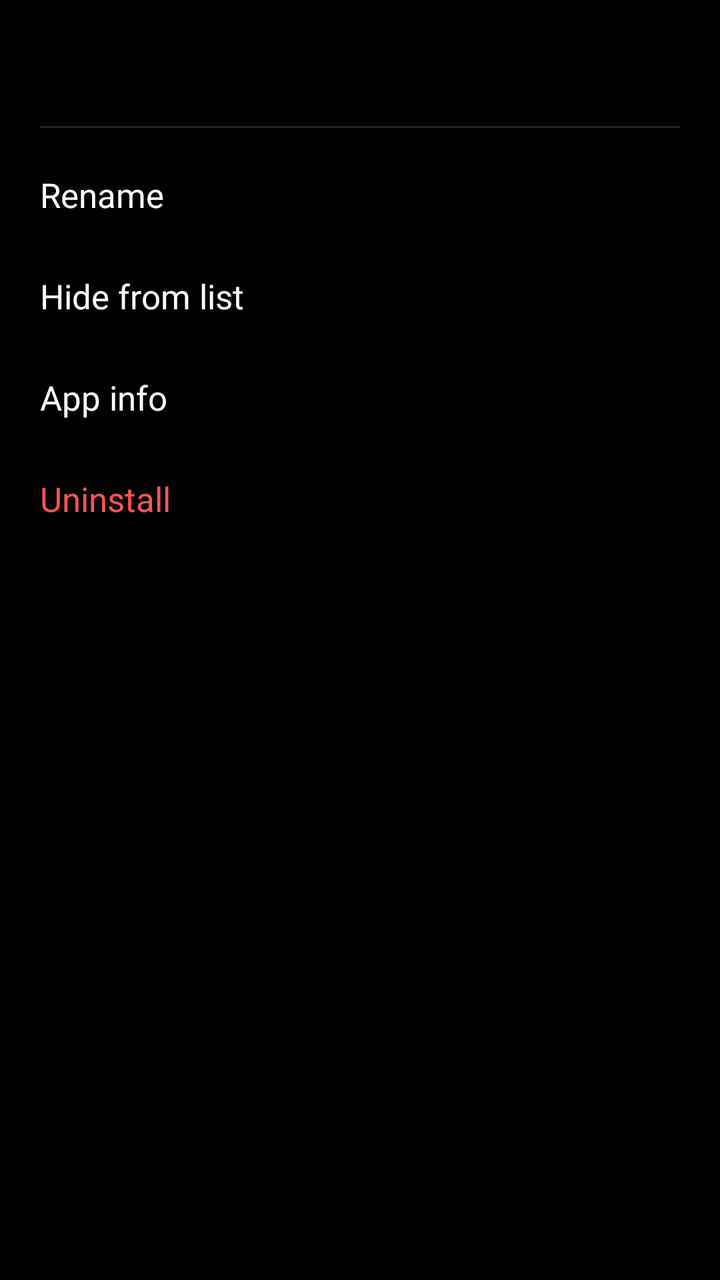
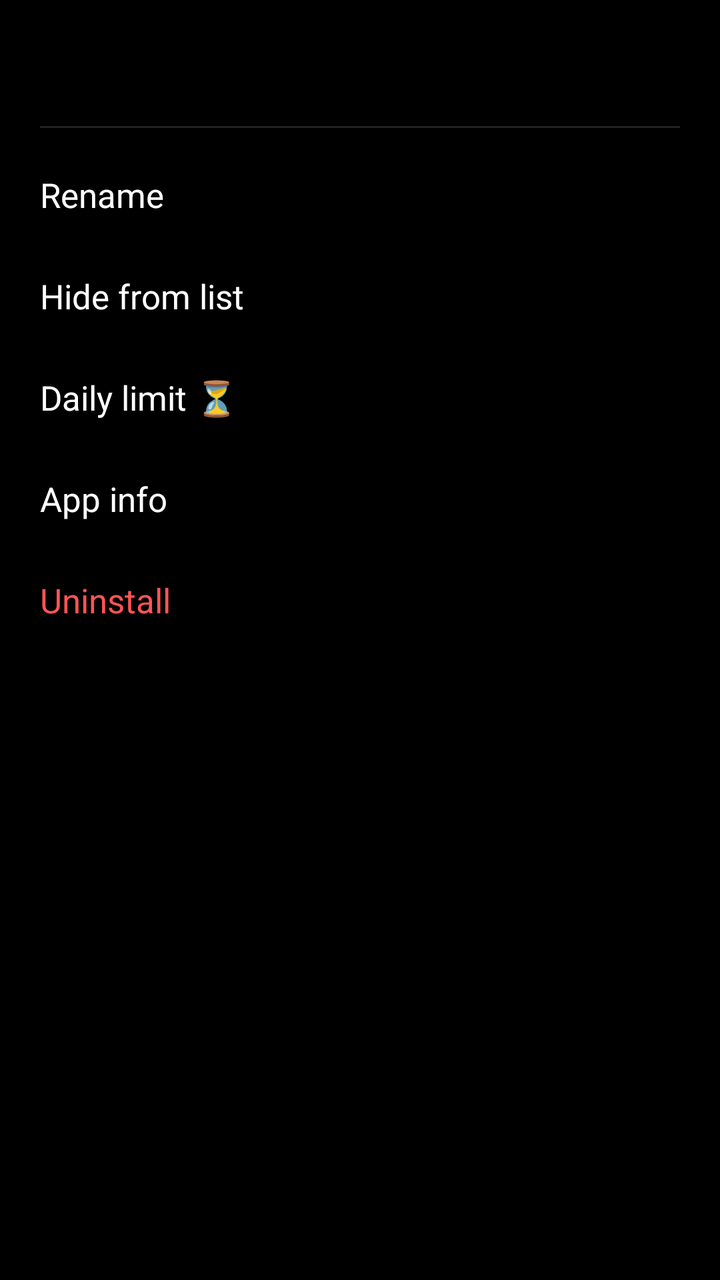

An Android layout rendered at two revisions. The XML below is the earlier revision; the diff shows what the commit changed to produce the second picture.
<!-- AndroidManifest.xml: application theme Theme.MinimalLauncher -->
<!-- res/layout/dialog_app_actions.xml -->
<?xml version="1.0" encoding="utf-8"?>
<LinearLayout xmlns:android="http://schemas.android.com/apk/res/android"
    android:layout_width="match_parent"
    android:layout_height="wrap_content"
    android:background="?attr/launcherBackground"
    android:orientation="vertical"
    android:paddingStart="20dp"
    android:paddingTop="20dp"
    android:paddingEnd="20dp"
    android:paddingBottom="24dp">

    <TextView
        android:id="@+id/tvActionAppTitle"
        android:layout_width="match_parent"
        android:layout_height="wrap_content"
        android:ellipsize="end"
        android:maxLines="1"
        android:paddingBottom="16dp"
        android:textColor="?attr/primaryTextColor"
        android:textSize="20sp"
        android:textStyle="bold" />

    <View
        android:layout_width="match_parent"
        android:layout_height="1dp"
        android:layout_marginBottom="8dp"
        android:background="?attr/dividerColor" />

    <TextView
        android:id="@+id/actionRename"
        android:layout_width="match_parent"
        android:layout_height="wrap_content"
        android:background="?android:attr/selectableItemBackground"
        android:paddingTop="14dp"
        android:paddingBottom="14dp"
        android:text="@string/action_rename"
        android:textColor="?attr/primaryTextColor"
        android:textSize="17sp" />

    <TextView
        android:id="@+id/actionChangeSlot"
        android:layout_width="match_parent"
        android:layout_height="wrap_content"
        android:background="?android:attr/selectableItemBackground"
        android:paddingTop="14dp"
        android:paddingBottom="14dp"
        android:text="Change app"
        android:textColor="?attr/primaryTextColor"
        android:textSize="17sp"
        android:visibility="gone" />

    <TextView
        android:id="@+id/actionRemoveFromHome"
        android:layout_width="match_parent"
        android:layout_height="wrap_content"
        android:background="?android:attr/selectableItemBackground"
        android:paddingTop="14dp"
        android:paddingBottom="14dp"
        android:text="Remove from Home screen"
        android:textColor="?attr/primaryTextColor"
        android:textSize="17sp"
        android:visibility="gone" />

    <TextView
        android:id="@+id/actionHide"
        android:layout_width="match_parent"
        android:layout_height="wrap_content"
        android:background="?android:attr/selectableItemBackground"
        android:paddingTop="14dp"
        android:paddingBottom="14dp"
        android:text="@string/action_hide"
        android:textColor="?attr/primaryTextColor"
        android:textSize="17sp" />

    <TextView
        android:id="@+id/actionInfo"
        android:layout_width="match_parent"
        android:layout_height="wrap_content"
        android:background="?android:attr/selectableItemBackground"
        android:paddingTop="14dp"
        android:paddingBottom="14dp"
        android:text="@string/action_info"
        android:textColor="?attr/primaryTextColor"
        android:textSize="17sp" />

    <TextView
        android:id="@+id/actionUninstall"
        android:layout_width="match_parent"
        android:layout_height="wrap_content"
        android:background="?android:attr/selectableItemBackground"
        android:paddingTop="14dp"
        android:paddingBottom="14dp"
        android:text="@string/action_uninstall"
        android:textColor="#FF5555"
        android:textSize="17sp" />

</LinearLayout>
<!-- resources referenced by this layout -->
<resources>
  <string name="action_hide">Hide from list</string>
  <string name="action_info">App info</string>
  <string name="action_rename">Rename</string>
  <string name="action_uninstall">Uninstall</string>
  <style name="Theme.MinimalLauncher" parent="Theme.AppCompat.NoActionBar">
          <item name="android:windowBackground">@color/bg_dark</item>
          <item name="android:colorBackground">@color/bg_dark</item>
          <item name="android:statusBarColor">@color/transparent</item>
          <item name="android:navigationBarColor">@color/transparent</item>
          <item name="android:windowLightStatusBar">false</item>
          <item name="android:windowLightNavigationBar">false</item>
  
          
          <item name="android:windowAnimationStyle">@null</item>
          <item name="android:windowDisablePreview">true</item>
  
          
          <item name="launcherBackground">@color/bg_dark</item>
          <item name="primaryTextColor">@color/text_primary_dark</item>
          <item name="secondaryTextColor">@color/text_secondary_dark</item>
          <item name="searchBackground">@drawable/bg_search_dark</item>
          <item name="itemHighlight">@color/highlight_dark</item>
          <item name="dividerColor">@color/divider_dark</item>
      </style>
  <color name="bg_dark">#000000</color>
  <color name="transparent">#00000000</color>
  <color name="text_primary_dark">#FFFFFF</color>
  <color name="text_secondary_dark">#999999</color>
  <!-- drawable bg_search_dark (drawable) -->
  <?xml version="1.0" encoding="utf-8"?>
  <shape xmlns:android="http://schemas.android.com/apk/res/android"
      android:shape="rectangle">
      <solid android:color="@color/search_bg_dark" />
      <corners android:radius="12dp" />
      <stroke
          android:width="1dp"
          android:color="#333333" />
  </shape>
  <color name="highlight_dark">#2A2A2A</color>
  <color name="divider_dark">#222222</color>
  <color name="search_bg_dark">#181818</color>
</resources>

<!-- the commit's change to res/layout/dialog_app_actions.xml (unified diff, before → after) -->
@@ -73,6 +73,17 @@
         android:textSize="17sp" />
 
     <TextView
+        android:id="@+id/actionSetLimit"
+        android:layout_width="match_parent"
+        android:layout_height="wrap_content"
+        android:background="?android:attr/selectableItemBackground"
+        android:paddingTop="14dp"
+        android:paddingBottom="14dp"
+        android:text="Daily limit ⏳"
+        android:textColor="?attr/primaryTextColor"
+        android:textSize="17sp" />
+
+    <TextView
         android:id="@+id/actionInfo"
         android:layout_width="match_parent"
         android:layout_height="wrap_content"
